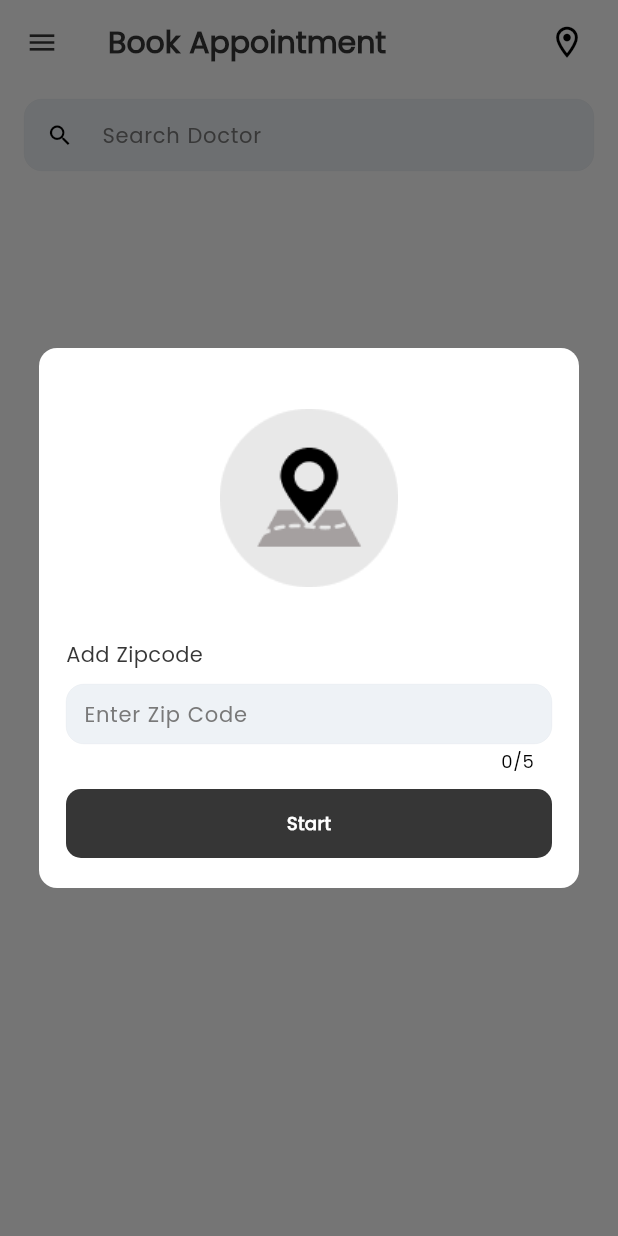
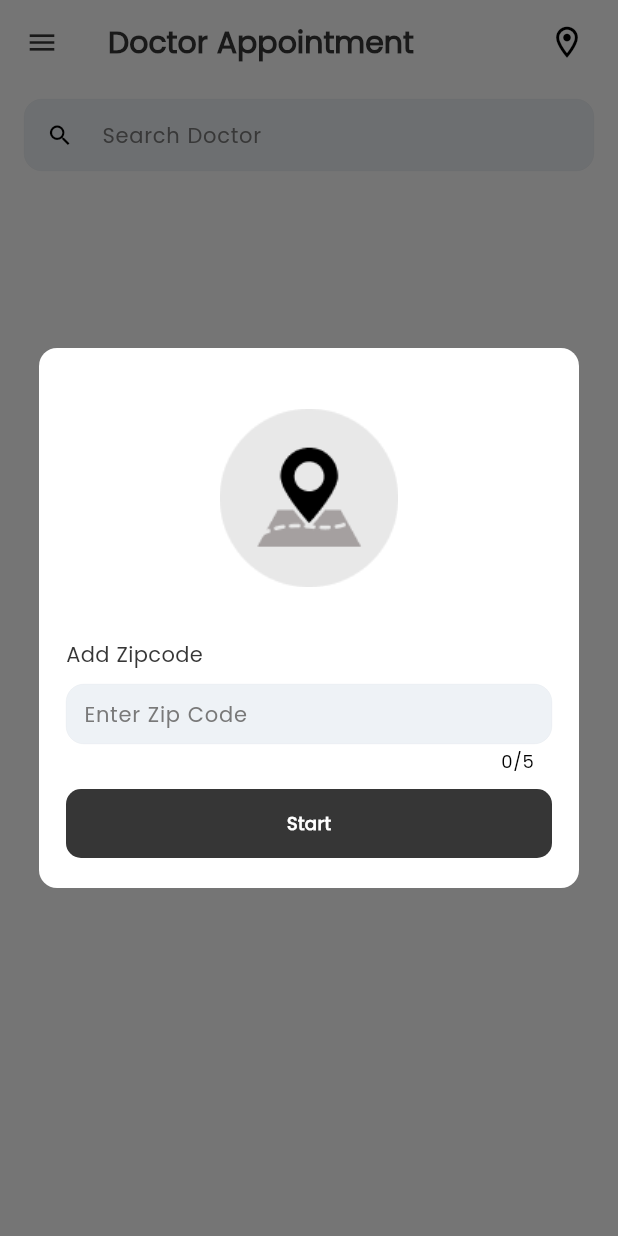
Before and after one commit to diyarayaroth/SAMTreatment, a Flutter app: the HomeListScreen screen opened directly, on a phone screen of 412 x 824 dp. Run offline on Flutter 3.47's test engine with Material 3 defaults, Android fonts, the light colour scheme and no system bars; our stand-ins replace bot_toast, connectivity_plus, fluttertoast, get, shared_preferences, shimmer; accounts and stored records are empty.

Commit message:
doctor
doctor completed

```diff
--- a/lib/screens/Home/Controller/Home_screen_controller.dart
+++ b/lib/screens/Home/Controller/Home_screen_controller.dart
@@ -30,6 +30,7 @@ class HomeScreenController extends GetxController {
   _showDialog() async {
     await Future.delayed(Duration(milliseconds: 1));
     Get.dialog(CustomDailog(
+      isBack: false,
       title: 'Add Zipcode',
       controller: zipCodeController,
     ));
--- a/lib/screens/Home/View/home_List_screen.dart
+++ b/lib/screens/Home/View/home_List_screen.dart
@@ -64,10 +64,10 @@ class _HomeListScreenState extends State<HomeListScreen> {
             Icons.location_on_outlined,
             size: 25,
           ),
-          tooltip: 'Open shopping cart',
+          tooltip: 'Open Dailog',
           onPressed: () {
-            homeController.filteredTopics.clear();
             Get.dialog(CustomDailog(
+              isBack: true,
               title: 'Add Zipcode',
               controller: homeController.zipCodeController,
             ));
--- a/lib/utils/app_string.dart
+++ b/lib/utils/app_string.dart
@@ -20,7 +20,7 @@ class AppStrings {
   static const String search = 'Search';
   static const String zipCode = 'Zip Code';
   static const String zipCodeOrCity = 'Zip code or City';
-  static const String bookAppointment = 'Book Appointment';
+  static const String bookAppointment = 'Doctor Appointment';
   static const String aboutDoctor = 'About Doctor';
   static const String searchDoctor = 'Search Doctor';
   static const String insurance = 'Insurance';
--- a/lib/widgets/custom/custom_dailog.dart
+++ b/lib/widgets/custom/custom_dailog.dart
@@ -12,20 +12,25 @@ import '../../utils/app_sizes.dart';
 
 class CustomDailog extends StatefulWidget {
   final String title;
+  final bool isBack;
   final TextEditingController? controller;
 
   const CustomDailog({
     super.key,
     required this.title,
+    required this.isBack,
     this.controller,
   });
 
   static Future<bool> show(
-      BuildContext context, String title, String subTitle) async {
+      BuildContext context, String title, String subTitle, bool isBack) async {
     return await showCupertinoDialog(
       context: context,
       barrierDismissible: true,
-      builder: (context) => CustomDailog(title: title),
+      builder: (context) => CustomDailog(
+        title: title,
+        isBack: isBack,
+      ),
     );
   }
 
@@ -59,6 +64,23 @@ class _CustomDailogState extends State<CustomDailog> with ValidationMixin {
               mainAxisSize: MainAxisSize.min,
               crossAxisAlignment: CrossAxisAlignment.start,
               children: [
+                Row(
+                  mainAxisAlignment: MainAxisAlignment.end,
+                  children: [
+                    widget.isBack
+                        ? InkWell(
+                            onTap: () {
+                              Get.back();
+                            },
+                            child: const Icon(
+                              Icons.close,
+                              color: Colors.grey,
+                              size: Sizes.s30,
+                            ),
+                          )
+                        : SizedBox.shrink(),
+                  ],
+                ),
                 verticalSpacing(20),
                 Center(
                   child: Image.asset(
@@ -88,8 +110,10 @@ class _CustomDailogState extends State<CustomDailog> with ValidationMixin {
                   text: "Start",
                   onTap: () {
                     if (_formKey.currentState!.validate()) {
+                      homeController.filteredTopics.clear();
                       debugPrint(
                           "Zip code check===> ${homeController.zipCodeController.text}");
+
                       homeController.getDoctorList(int.parse(
                           "${homeController.zipCodeController.text.replaceAll('"', '').replaceAll('"', '').toString()}"));
                       Get.back();
```
Also changed, not shown: 2 other files.
